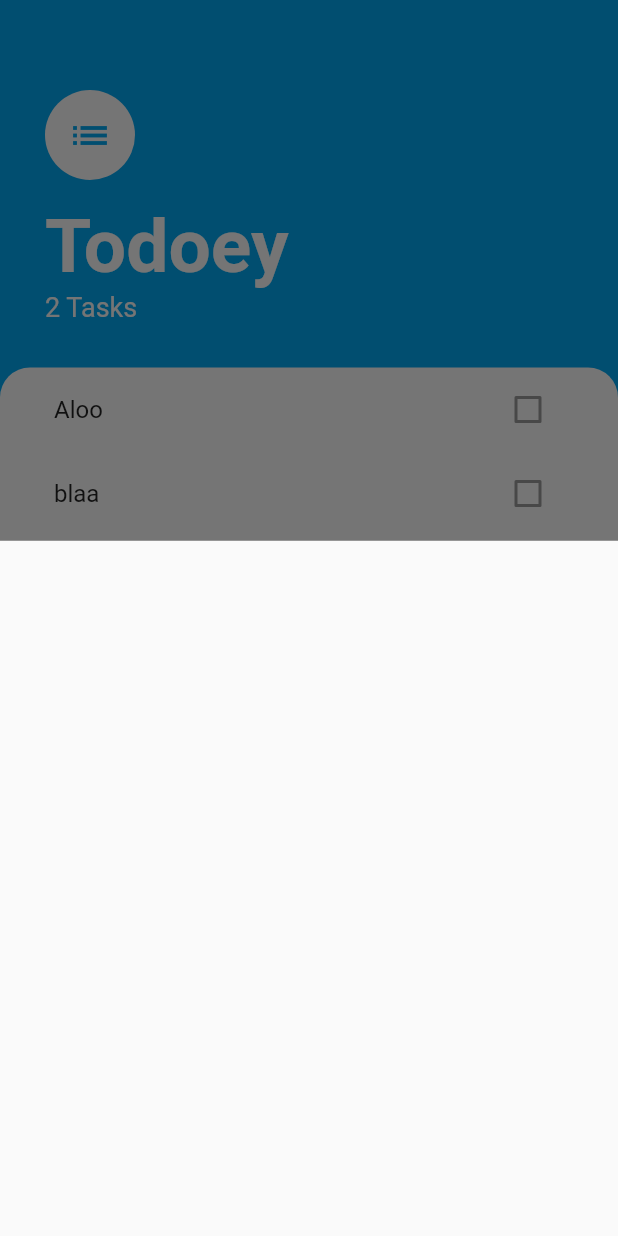
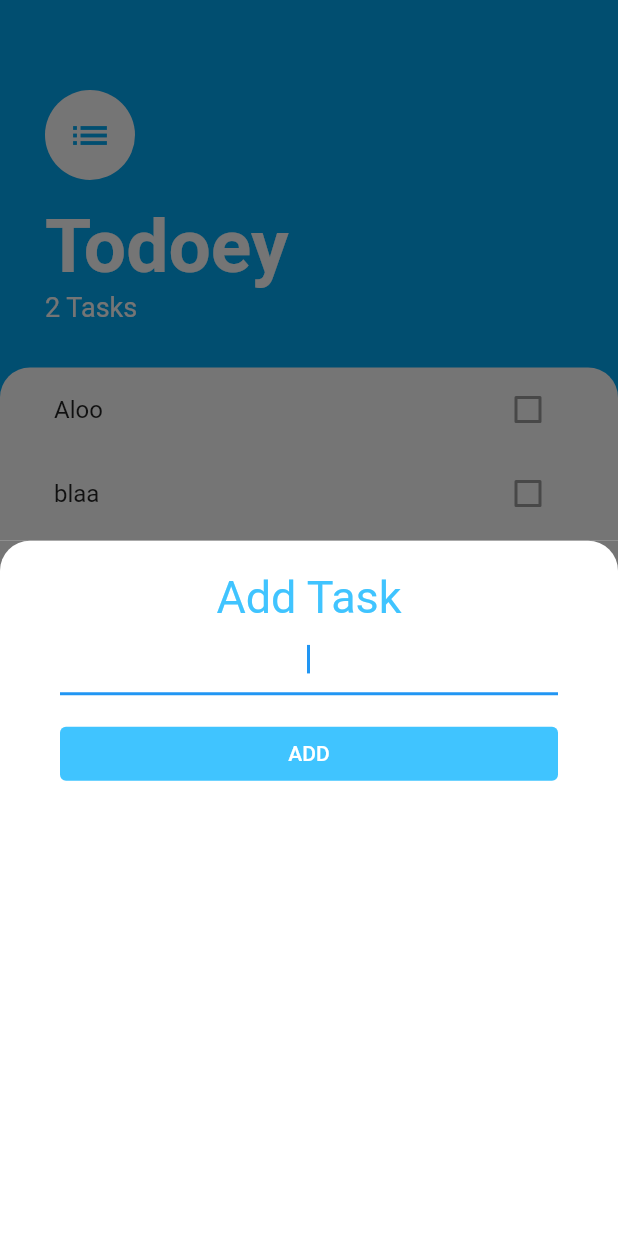
Before and after one commit to MostafaAmin0/todoey, a Flutter app: the screen it shows after launch, after a tap on the "add" icon, on a phone screen of 412 x 824 dp. Run offline on Flutter 3.47's test engine with Material 2 defaults, Android fonts, the phone set to English and light mode, and no system bars.

Commit message:
add task UI

```diff
--- /dev/null
+++ b/lib/Components/add_task.dart
@@ -0,0 +1,62 @@
+import 'package:flutter/material.dart';
+
+class AddTask extends StatelessWidget {
+
+  @override
+  Widget build(BuildContext context) {
+    String task;
+
+    return Container(
+      color: Color(0xff757575),
+      child: Container(
+        padding: EdgeInsets.symmetric(
+          horizontal: 40.0,
+          vertical: 20.0,
+        ),
+        decoration: BoxDecoration(
+          color: Colors.white,
+          borderRadius: BorderRadius.only(
+            topLeft: Radius.circular(20.0),
+            topRight: Radius.circular(20.0),
+          ),
+        ),
+        child: Column(
+          crossAxisAlignment: CrossAxisAlignment.stretch,
+          children: [
+            Text(
+              'Add Task',
+              textAlign: TextAlign.center,
+              style: TextStyle(
+                color: Colors.lightBlueAccent,
+                fontSize: 30.0,
+              ),
+            ),
+            TextField(
+              autofocus: true,
+              textAlign: TextAlign.center,
+              onChanged: (value){
+                task=value;
+              },
+            ),
+            SizedBox(
+              height: 15.0,
+            ),
+            TextButton(
+              onPressed: null,
+              style: ButtonStyle(
+                backgroundColor: MaterialStateProperty.resolveWith(
+                    (state) => Colors.lightBlueAccent),
+              ),
+              child: Text(
+                'ADD',
+                style: TextStyle(
+                  color: Colors.white,
+                ),
+              ),
+            ),
+          ],
+        ),
+      ),
+    );
+  }
+}
--- a/lib/Screens/task_screen.dart
+++ b/lib/Screens/task_screen.dart
@@ -1,4 +1,5 @@
 import 'package:flutter/material.dart';
+import 'package:todoey/Components/add_task.dart';
 import 'package:todoey/Components/task_list.dart';
 
 class TasksScreen extends StatelessWidget {
@@ -12,7 +13,7 @@ class TasksScreen extends StatelessWidget {
         onPressed: () {
           showModalBottomSheet(
             context: context,
-            builder: (context) => Container(),
+            builder: (context) => AddTask(),
           );
         },
         backgroundColor: Colors.lightBlue,
```
